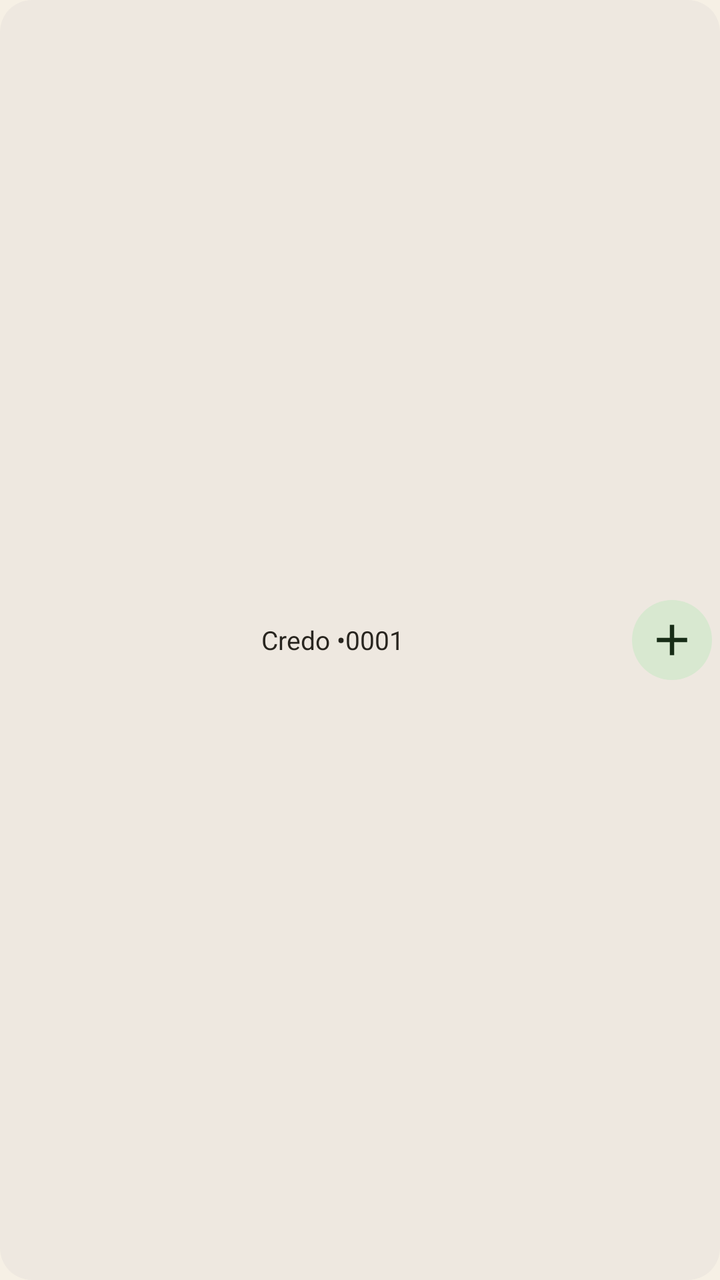
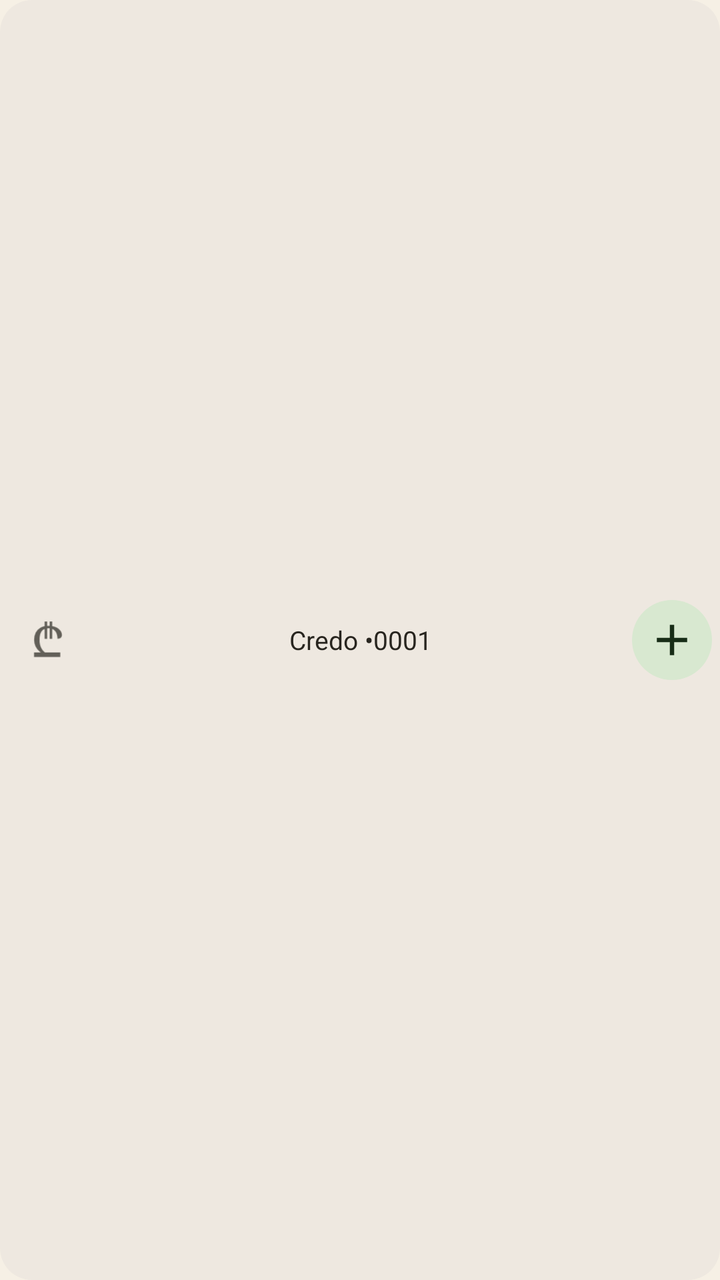

An Android layout rendered at two revisions. The XML below is the earlier revision; the diff shows what the commit changed to produce the second picture.
<!-- AndroidManifest.xml: application theme Theme.Whfin -->
<!-- res/layout/widget_preview_2.xml -->
<?xml version="1.0" encoding="utf-8"?>
<LinearLayout xmlns:android="http://schemas.android.com/apk/res/android"
    xmlns:tools="http://schemas.android.com/tools"
    android:layout_width="match_parent"
    android:layout_height="48dp"
    android:background="@drawable/widget_preview_surface"
    android:gravity="center_vertical"
    android:orientation="horizontal">

    <TextView
        android:layout_width="0dp"
        android:layout_height="match_parent"
        android:layout_weight="1"
        android:gravity="center"
        android:maxLines="1"
        android:paddingStart="24dp"
        android:paddingEnd="4dp"
        android:text="@string/widget_preview_account"
        android:textColor="@color/widget_preview_on_background"
        android:textSize="13sp" />

    <FrameLayout
        android:layout_width="48dp"
        android:layout_height="48dp">

        <FrameLayout
            android:layout_width="40dp"
            android:layout_height="40dp"
            android:layout_gravity="center"
            android:background="@drawable/widget_preview_add">

            <ImageView
                android:layout_width="26dp"
                android:layout_height="26dp"
                android:layout_gravity="center"
                android:contentDescription="@null"
            android:src="@drawable/ic_widget_add"
            android:tint="@color/widget_preview_on_action"
            tools:ignore="UseAppTint" />
        </FrameLayout>
    </FrameLayout>
</LinearLayout>
<!-- resources referenced by this layout -->
<resources>
  <color name="widget_preview_on_action">#182D17</color>
  <color name="widget_preview_on_background">#28251F</color>
  <!-- drawable ic_widget_add (drawable) -->
  <vector xmlns:android="http://schemas.android.com/apk/res/android"
      android:width="24dp"
      android:height="24dp"
      android:viewportWidth="24"
      android:viewportHeight="24">
      <path
          android:fillColor="#FFFFFFFF"
          android:pathData="M11,5h2v6h6v2h-6v6h-2v-6H5v-2h6z" />
  </vector>
  <!-- drawable widget_preview_add (drawable) -->
  <?xml version="1.0" encoding="utf-8"?>
  <shape xmlns:android="http://schemas.android.com/apk/res/android" android:shape="rectangle">
      <solid android:color="@color/widget_preview_action" />
      <corners android:radius="23dp" />
  </shape>
  <!-- drawable widget_preview_surface (drawable) -->
  <?xml version="1.0" encoding="utf-8"?>
  <shape xmlns:android="http://schemas.android.com/apk/res/android" android:shape="rectangle">
      <solid android:color="@color/widget_preview_background" />
      <corners android:radius="16dp" />
  </shape>
  <string name="widget_preview_account">Credo •0001</string>
  <style name="Theme.Whfin" parent="android:Theme.Material.Light.NoActionBar">
          <item name="android:windowLayoutInDisplayCutoutMode">shortEdges</item>
          <item name="android:windowBackground">@color/launch_background</item>
      </style>
  <color name="widget_preview_action">#D8E8D0</color>
  <color name="widget_preview_background">#EEE8E0</color>
  <color name="launch_background">#F6F0E5</color>
</resources>

<!-- the commit's change to res/layout/widget_preview_2.xml (unified diff, before → after) -->
@@ -7,14 +7,28 @@
     android:gravity="center_vertical"
     android:orientation="horizontal">
 
+    <FrameLayout
+        android:layout_width="48dp"
+        android:layout_height="48dp">
+
+        <ImageView
+            android:layout_width="40dp"
+            android:layout_height="40dp"
+            android:layout_gravity="center"
+            android:contentDescription="@string/widget_open_app_action"
+            android:src="@drawable/ic_launcher_foreground"
+            android:tint="@color/widget_preview_secondary_text"
+            tools:ignore="UseAppTint" />
+    </FrameLayout>
+
     <TextView
         android:layout_width="0dp"
         android:layout_height="match_parent"
         android:layout_weight="1"
         android:gravity="center"
         android:maxLines="1"
-        android:paddingStart="24dp"
-        android:paddingEnd="4dp"
+        android:paddingStart="8dp"
+        android:paddingEnd="8dp"
         android:text="@string/widget_preview_account"
         android:textColor="@color/widget_preview_on_background"
         android:textSize="13sp" />
<!-- resource entries referenced after the edit -->
@@ -2,6 +2,19 @@
 <resources>
   <color name="widget_preview_on_action">#182D17</color>
   <color name="widget_preview_on_background">#28251F</color>
+  <color name="widget_preview_secondary_text">#625F58</color>
+  <!-- drawable ic_launcher_foreground (drawable) -->
+  <?xml version="1.0" encoding="utf-8"?>
+  <vector xmlns:android="http://schemas.android.com/apk/res/android"
+      android:width="108dp"
+      android:height="108dp"
+      android:viewportWidth="108"
+      android:viewportHeight="108">
+      
+      <path
+          android:pathData="M 50.03,73.96Q 45.75,72.25 42.43,69.4Q 39.1,66.55 37.18,62.6Q 35.26,58.66 35.26,53.76Q 35.26,48.26 37.45,44Q 39.63,39.75 43.96,37.31Q 48.28,34.87 54.61,34.87Q 59.34,34.87 62.79,36.01Q 66.24,37.15 68.46,39Q 70.68,40.85 71.74,42.99Q 72.81,45.12 72.81,47.08Q 72.81,48.71 72.15,49.89Q 71.48,51.07 70.14,51.69Q 68.8,52.31 66.72,52.31Q 66.72,49.72 66.25,47.49Q 65.77,45.27 64.81,43.55Q 63.85,41.84 62.39,40.62Q 60.93,39.41 58.95,38.77Q 56.98,38.13 54.51,38.13Q 50.08,38.13 47.46,40.08Q 44.83,42.03 43.69,45.55Q 42.56,49.08 42.56,53.76Q 42.56,57.15 43.2,59.98Q 43.85,62.8 45.1,65.15Q 46.35,67.49 48.24,69.35Q 50.13,71.22 52.58,72.72ZM 35.19,77V 70.77H 70.63V 77ZM 49.45,52.31V 29H 52.84V 52.31ZM 56.31,52.31V 29H 59.71V 52.31Z"
+          android:fillColor="#FFF7F1E5" />
+  </vector>
   <!-- drawable ic_widget_add (drawable) -->
   <vector xmlns:android="http://schemas.android.com/apk/res/android"
       android:width="24dp"
@@ -24,6 +37,7 @@
       <solid android:color="@color/widget_preview_background" />
       <corners android:radius="16dp" />
   </shape>
+  <string name="widget_open_app_action">Open WHFIN</string>
   <string name="widget_preview_account">Credo •0001</string>
   <style name="Theme.Whfin" parent="android:Theme.Material.Light.NoActionBar">
           <item name="android:windowLayoutInDisplayCutoutMode">shortEdges</item>
